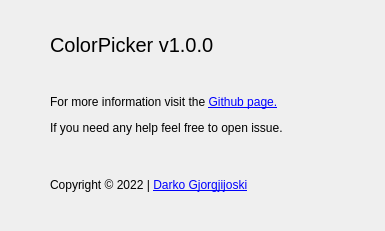
First picture: the form in src/dialogabout.ui, repository gdarko/ColorPicker, before the edit.
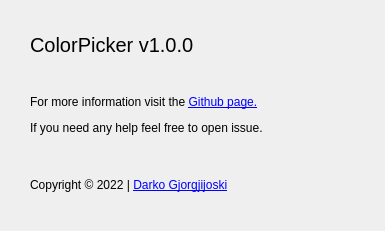
Second picture: the form after the edit.

Commit message: Update about dialog and button sizes on main window

The edit to the form file:
```diff
--- a/src/dialogabout.ui
+++ b/src/dialogabout.ui
@@ -16,9 +16,9 @@
   <widget class="QLabel" name="label_2">
    <property name="geometry">
     <rect>
-     <x>50</x>
+     <x>30</x>
      <y>20</y>
-     <width>281</width>
+     <width>301</width>
      <height>51</height>
     </rect>
    </property>
@@ -35,9 +35,9 @@
   <widget class="QLabel" name="label_3">
    <property name="geometry">
     <rect>
-     <x>50</x>
+     <x>30</x>
      <y>80</y>
-     <width>281</width>
+     <width>331</width>
      <height>71</height>
     </rect>
    </property>
@@ -51,9 +51,9 @@
   <widget class="QLabel" name="label_4">
    <property name="geometry">
     <rect>
-     <x>50</x>
+     <x>30</x>
      <y>160</y>
-     <width>281</width>
+     <width>301</width>
      <height>51</height>
     </rect>
    </property>
```
The commit also changes 1 other file.
